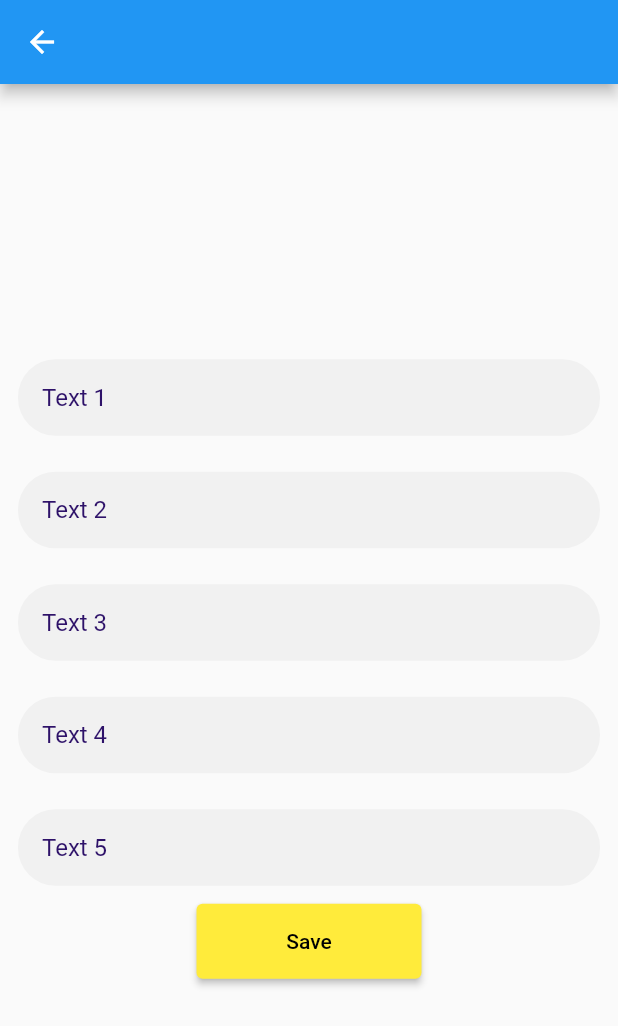
After one commit to Al-Quraini/chat_app, a Flutter app: the TextFieldPage screen opened directly, on a phone screen of 412 x 824 dp. The commit adds this screen. Shown: the top 1026 px of the screen. Run offline on Flutter 3.47's test engine with Material 2 defaults, Android fonts, the phone set to English and light mode, and no system bars; our stand-ins replace bubble, cloud_firestore, equatable, file_picker, firebase_auth, firebase_core and 2 more; missing offline and left inert: enum_to_string; accounts and stored records are empty; project files that could hold a hidden picture were left out.

Commit message:
Augest 28

```diff
--- a/lib/firebase/firebase_class.dart
+++ b/lib/firebase/firebase_class.dart
@@ -58,6 +58,8 @@ class FirebaseClass {
           .get().then((QuerySnapshot snapshots) async {
 
         for(QueryDocumentSnapshot snapshot in snapshots.docs) {
+          if (snapshot.id == getCurrentUserUid()!)
+            continue;
 
               final user = u.User(
                 name: snapshot['name'] ?? "",
@@ -272,7 +274,7 @@ class FirebaseClass {
         ChatUsers chatUser;
         for (QueryDocumentSnapshot snapshot in snapshots.docs) {
           var data = snapshot;
-          Timestamp timeStamp =data['timeStamp'];
+          // Timestamp timeStamp =data['timeStamp'];
 
           chatUser = ChatUsers(
               chatId: snapshot.id,
@@ -367,5 +369,7 @@ class FirebaseClass {
 
   }
 
+  static logoutUser() => _auth.signOut();
+
 
 }
--- /dev/null
+++ b/lib/pages/textfield_page.dart
@@ -0,0 +1,251 @@
+import 'package:flutter/material.dart';
+
+const Color primary = Color(0xff6635cb);
+const Color primaryColor = Color(0xff2e1269);
+const Color editTextBackground = Color(0xfff1f1f1);
+
+class TextFieldPage extends StatefulWidget {
+  static const String id = '/text_field_page';
+  const TextFieldPage({Key? key}) : super(key: key);
+
+  @override
+  _TextFieldPageState createState() => _TextFieldPageState();
+}
+
+class _TextFieldPageState extends State<TextFieldPage> {
+  String text1 = "";
+  String text2 = "";
+  String text3 = "";
+  String text4 = "";
+
+  final GlobalKey<FormState> _formKey3 = GlobalKey();
+
+  @override
+  Widget build(BuildContext context) {
+    return Scaffold(
+      appBar: AppBar(),
+      body: Column(
+        mainAxisAlignment: MainAxisAlignment.center,
+        children: [
+
+          // text 1
+          Padding(
+            padding: EdgeInsets.all(12),
+            child: TextFormField(
+              textAlign: TextAlign.start,
+              keyboardType: TextInputType.text,
+              onChanged: (value){
+                print('onChanged : $value');
+
+              },
+              decoration: InputDecoration(
+                focusedBorder: OutlineInputBorder(
+                  borderSide: const BorderSide(
+                      color: primary, width: 1.0),
+                  borderRadius: BorderRadius.circular(25.0),
+                ),
+
+
+                hintText: 'Text 1',
+                hintStyle: TextStyle(
+                  color:
+                       primaryColor
+                ),
+                border: OutlineInputBorder(
+                  borderRadius: BorderRadius.circular(25),
+                  borderSide: BorderSide(
+                    width: 0,
+                    style: BorderStyle.none,
+                  ),
+                ),
+                filled: true,
+                contentPadding: EdgeInsets.all(16),
+                fillColor: editTextBackground,
+              ),
+            ),
+          ),
+          Padding(
+            padding: EdgeInsets.all(12),
+            child: TextFormField(
+              textAlign: TextAlign.start,
+              keyboardType: TextInputType.text,
+              onEditingComplete: (){
+                print('onEditingComplete');
+
+              },
+              decoration: InputDecoration(
+                focusedBorder: OutlineInputBorder(
+                  borderSide: const BorderSide(
+                      color: primary, width: 1.0),
+                  borderRadius: BorderRadius.circular(25.0),
+                ),
+
+
+                hintText: 'Text 2',
+                hintStyle: TextStyle(
+                    color:
+                    primaryColor
+                ),
+                border: OutlineInputBorder(
+                  borderRadius: BorderRadius.circular(25),
+                  borderSide: BorderSide(
+                    width: 0,
+                    style: BorderStyle.none,
+                  ),
+                ),
+                filled: true,
+                contentPadding: EdgeInsets.all(16),
+                fillColor: editTextBackground,
+              ),
+            ),
+          ),
+          Padding(
+            padding: EdgeInsets.all(12),
+            child: TextFormField(
+              key: _formKey3,
+              textAlign: TextAlign.start,
+              keyboardType: TextInputType.text,
+              onSaved: (value){
+                print('onSaved : $value');
+                debugPrint("on save event");
+                print(value);
+              },
+
+              validator: (value) {
+                if (value == null && value!.isEmpty) {
+                  print('nooooooo');
+                  return 'This field is Required';
+                }
+              },
+
+              decoration: InputDecoration(
+                focusedBorder: OutlineInputBorder(
+                  borderSide: const BorderSide(
+                      color: primary, width: 1.0),
+                  borderRadius: BorderRadius.circular(25.0),
+                ),
+
+
+                hintText: 'Text 3',
+                hintStyle: TextStyle(
+                    color:
+                    primaryColor
+                ),
+                border: OutlineInputBorder(
+                  borderRadius: BorderRadius.circular(25),
+                  borderSide: BorderSide(
+                    width: 0,
+                    style: BorderStyle.none,
+                  ),
+                ),
+                filled: true,
+                contentPadding: EdgeInsets.all(16),
+                fillColor: editTextBackground,
+              ),
+            ),
+          ),
+          Padding(
+            padding: EdgeInsets.all(12),
+
+            child: TextFormField(
+              textAlign: TextAlign.start,
+              keyboardType: TextInputType.text,
+              onFieldSubmitted: (value){
+                print('onFieldSubmitted');
+              },
+              decoration: InputDecoration(
+                focusedBorder: OutlineInputBorder(
+                  borderSide: const BorderSide(
+                      color: primary, width: 1.0),
+                  borderRadius: BorderRadius.circular(25.0),
+                ),
+
+
+                hintText: 'Text 4',
+                hintStyle: TextStyle(
+                    color:
+                    primaryColor
+                ),
+                border: OutlineInputBorder(
+                  borderRadius: BorderRadius.circular(25),
+                  borderSide: BorderSide(
+                    width: 0,
+                    style: BorderStyle.none,
+                  ),
+                ),
+                filled: true,
+                contentPadding: EdgeInsets.all(16),
+                fillColor: editTextBackground,
+              ),
+            ),
+          ),
+
+          Padding(
+            padding: EdgeInsets.all(12),
+
+            child: TextField(
+              textAlign: TextAlign.start,
+              keyboardType: TextInputType.text,
+              onSubmitted: (value){
+                print('onSubmitted $value');
+              },
+              decoration: InputDecoration(
+                focusedBorder: OutlineInputBorder(
+                  borderSide: const BorderSide(
+                      color: primary, width: 1.0),
+                  borderRadius: BorderRadius.circular(25.0),
+                ),
+
+
+                hintText: 'Text 5',
+                hintStyle: TextStyle(
+                    color:
+                    primaryColor
+                ),
+                border: OutlineInputBorder(
+                  borderRadius: BorderRadius.circular(25),
+                  borderSide: BorderSide(
+                    width: 0,
+                    style: BorderStyle.none,
+                  ),
+                ),
+                filled: true,
+                contentPadding: EdgeInsets.all(16),
+                fillColor: editTextBackground,
+              ),
+            ),
+          ),
+
+          ElevatedButton(
+
+              style: ElevatedButton.styleFrom(
+                  primary: Colors.yellow,
+                  fixedSize: Size(150, 50)
+              ),
+              onPressed: (){
+                // if (_formKey3.currentState == null && !_formKey3.currentState!.validate()) {
+                //   return;
+                // }
+
+                _onFormSaved();
+              },
+              child: Text(
+                  'Save',
+                style: TextStyle(
+                  color: Colors.black
+                ),
+              )),
+
+        ],
+      ),
+    );
+  }
+
+  void _onFormSaved() {
+    if (_formKey3.currentState == null) {
+      print("_formKey.currentState is null!");
+    } else if (_formKey3.currentState!.validate()) {
+      print("Form input is valid");
+    }
+    }
+  }
```
Also changed, not shown: lib/chat/users_list.dart (+43 -1 lines), lib/main.dart (+12 -5 lines), lib/pages/animation_page.dart (added, +73 -0 lines).
